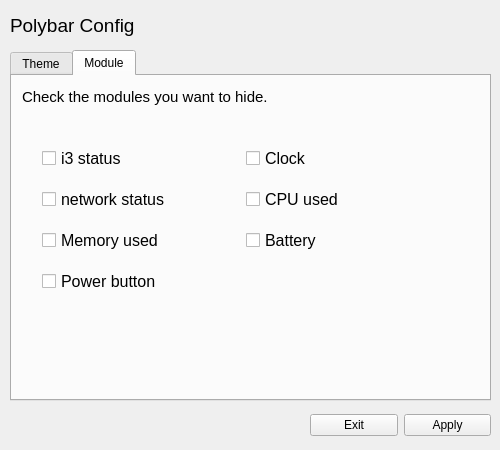
The window that mainwindow.ui (FascodeNet/alterlinux-i3-manager) describes before a commit, drawn with Qt 5.
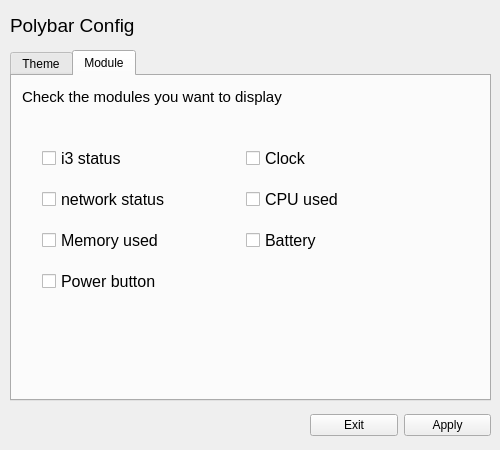
The same window after the commit. The open tabs and pages were chosen to show the change.

Commit message: [update] : UI 誤表記修正

The edit to the form file:
```diff
--- a/mainwindow.ui
+++ b/mainwindow.ui
@@ -233,7 +233,7 @@
        <rect>
         <x>10</x>
         <y>10</y>
-        <width>271</width>
+        <width>431</width>
         <height>21</height>
        </rect>
       </property>
@@ -243,7 +243,7 @@
        </font>
       </property>
       <property name="text">
-       <string>Check the modules you want to hide.</string>
+       <string>Check the modules you want to display</string>
       </property>
      </widget>
      <widget class="QWidget" name="gridLayoutWidget_2">
```
